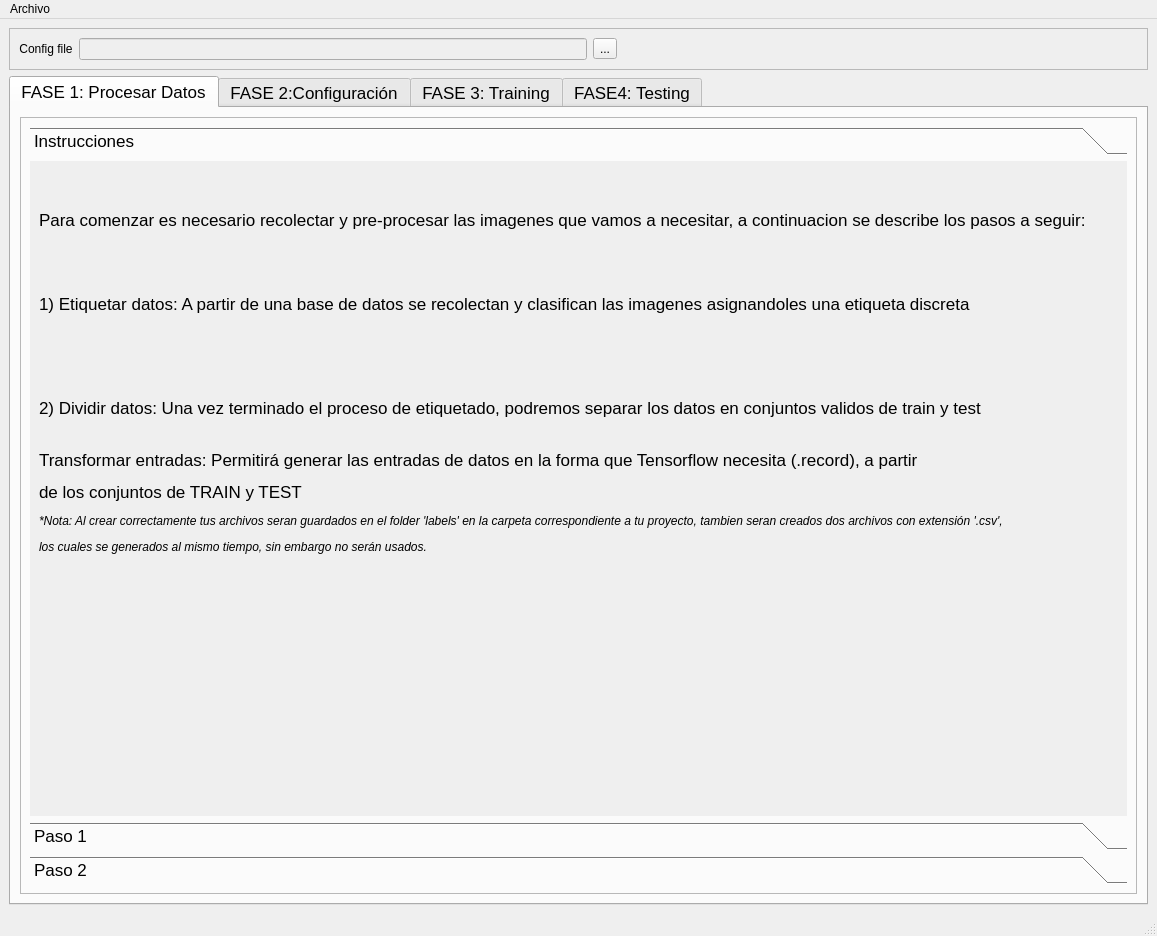
Above: src/GUI/Principal.ui from mrguz170/LKE before the change. Below: the same form after it.
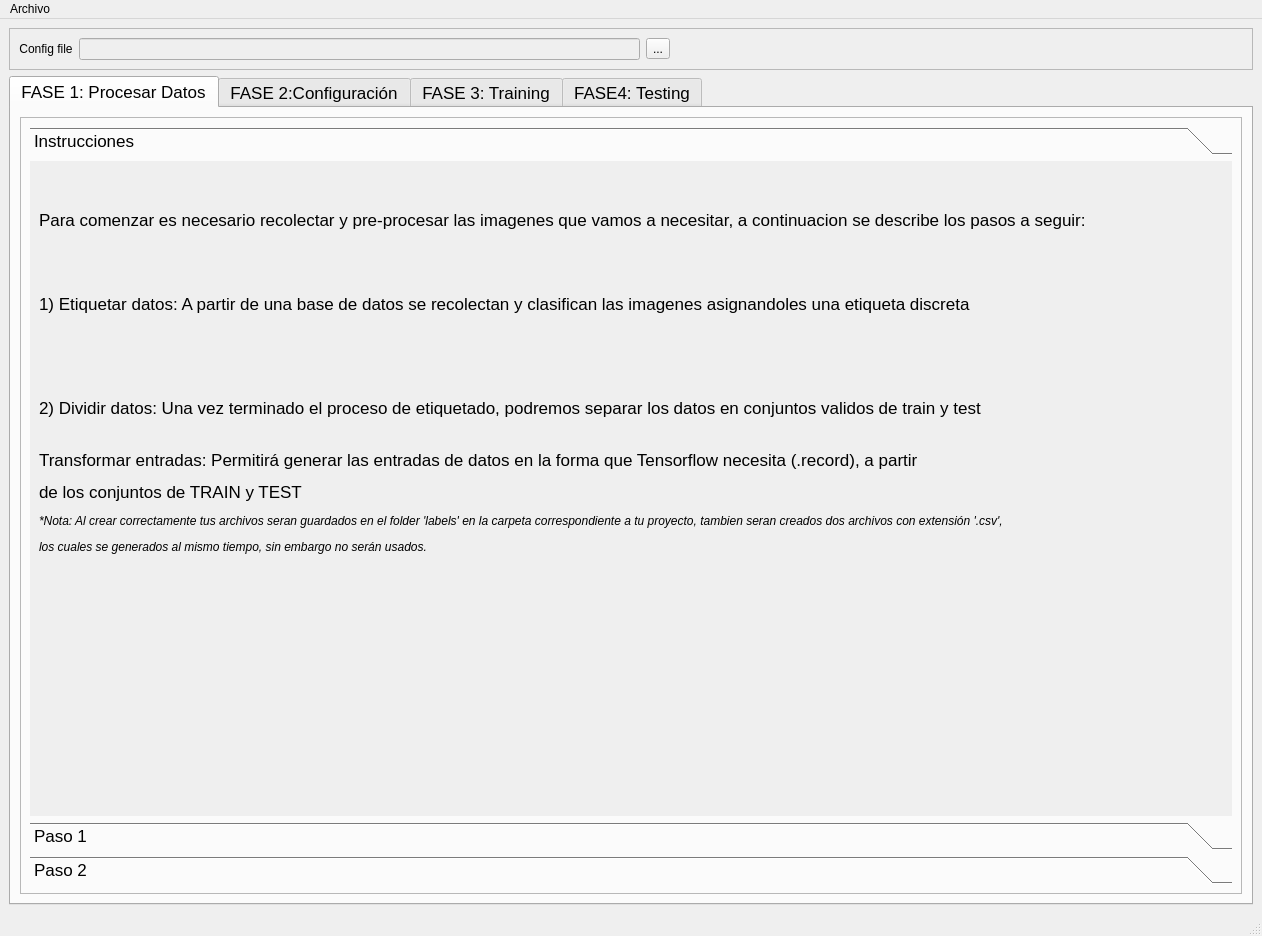
That is the form after the change.

```diff
--- a/src/GUI/Principal.ui
+++ b/src/GUI/Principal.ui
@@ -9,7 +9,7 @@
    <rect>
     <x>0</x>
     <y>0</y>
-    <width>1157</width>
+    <width>1262</width>
     <height>936</height>
    </rect>
   </property>
@@ -127,8 +127,8 @@
                  <rect>
                   <x>0</x>
                   <y>0</y>
-                  <width>1195</width>
-                  <height>633</height>
+                  <width>1200</width>
+                  <height>647</height>
                  </rect>
                 </property>
                 <attribute name="label">
@@ -2997,7 +2997,7 @@
     <rect>
      <x>0</x>
      <y>0</y>
-     <width>1157</width>
+     <width>1262</width>
      <height>20</height>
     </rect>
    </property>
```
Left out of the diff: 10 changed lines with no effect on the pictures.
